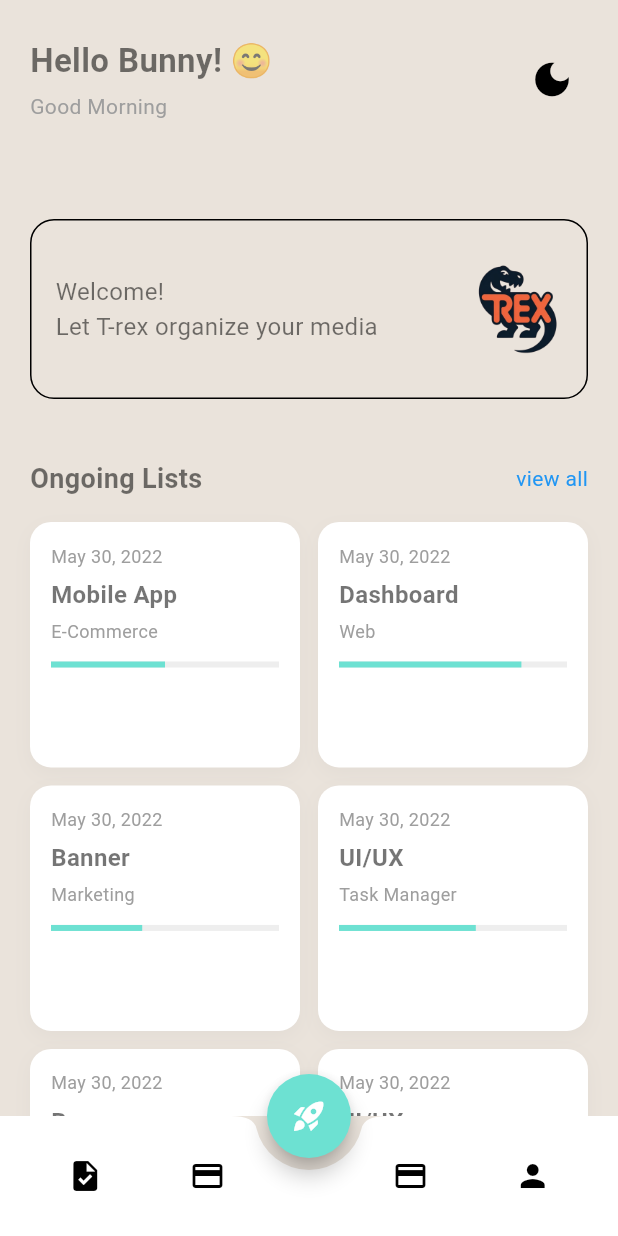
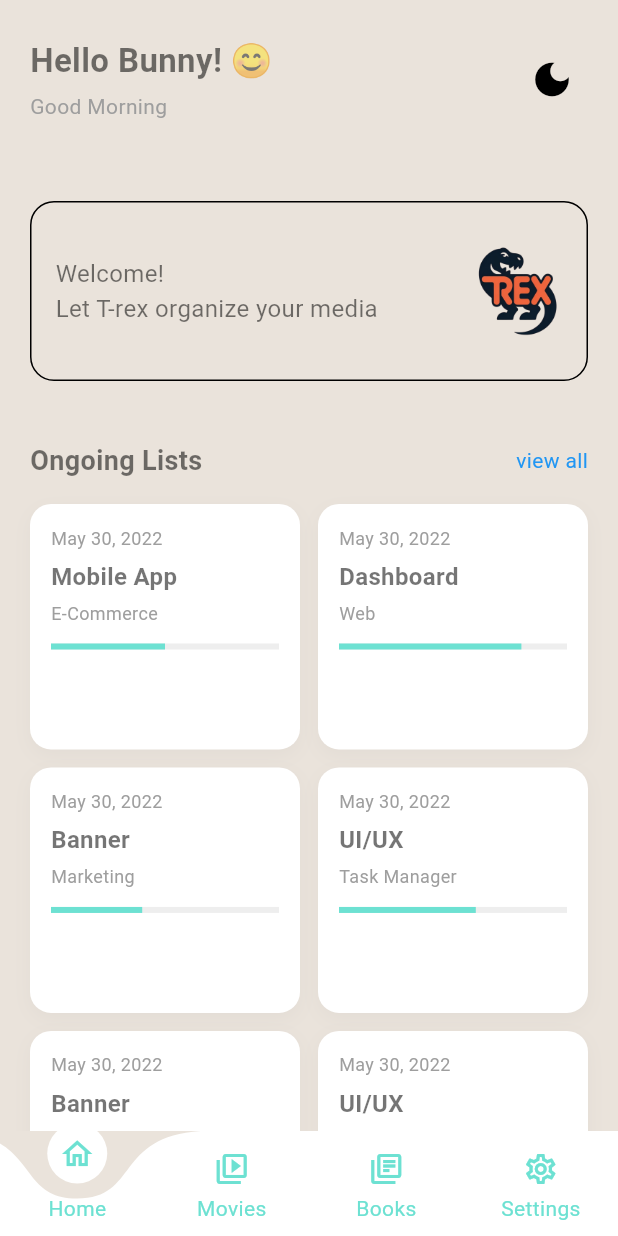
Before and after one commit to oli-mac/trex, a Flutter app: the HomeView screen opened by its route, on a phone screen of 412 x 824 dp. Run offline on Flutter 3.47's test engine with Material 3 defaults, Android fonts, the phone set to English and light mode, and no system bars; drawn by our look-alikes of curved_labeled_navigation_bar; our stand-ins replace carousel_slider, connectivity_plus, get, get_storage, loading_animation_widget; accounts and stored records are empty.

Commit message:
navigation |#9| bottom navigation complete

```diff
--- a/lib/app/modules/home/views/home_view.dart
+++ b/lib/app/modules/home/views/home_view.dart
@@ -1,9 +1,13 @@
+import 'package:curved_labeled_navigation_bar/curved_navigation_bar.dart';
+import 'package:curved_labeled_navigation_bar/curved_navigation_bar_item.dart';
 import 'package:get/get.dart';
 import 'package:flutter/material.dart';
 import 'package:trex/app/modules/home/views/components/header_section.dart';
 import 'package:trex/app/modules/home/views/components/welcome_banner.dart';
 import 'package:trex/app/modules/home/views/components/bottom_navigation.dart';
 import 'package:trex/app/modules/home/views/components/ongoing_projects_grid.dart';
+import 'package:trex/app/modules/navigation/controllers/navigation_controller.dart';
+import 'package:trex/app/modules/navigation/views/navigation_view.dart';
 
 import '../controllers/home_controller.dart';
 
@@ -12,16 +16,8 @@ class HomeView extends GetView<HomeController> {
 
   @override
   Widget build(BuildContext context) {
-    return Scaffold(
-      floatingActionButton: FloatingActionButton(
-        onPressed: () {},
-        child: const Icon(Icons.rocket_launch),
-        shape: const CircleBorder(),
-      ),
-      floatingActionButtonLocation: FloatingActionButtonLocation.centerDocked,
-      floatingActionButtonAnimator: FloatingActionButtonAnimator.scaling,
-      bottomNavigationBar: const BottomNavigation(),
-      body: SafeArea(
+    return MainScaffold(
+      child: SafeArea(
         child: SingleChildScrollView(
           padding: const EdgeInsets.only(bottom: 20),
           child: Column(
@@ -32,8 +28,6 @@ class HomeView extends GetView<HomeController> {
                 greeting: 'Good Morning',
               ),
               SizedBox(height: 8),
-              // SearchBar(),
-              SizedBox(height: 12),
               WelcomeBanner(
                 message: "Welcome!\nLet T-rex organize your media",
               ),
--- /dev/null
+++ b/lib/app/modules/navigation/views/navigation_view.dart
@@ -0,0 +1,63 @@
+import 'package:flutter/material.dart';
+import 'package:get/get.dart';
+import 'package:curved_labeled_navigation_bar/curved_navigation_bar.dart';
+import 'package:curved_labeled_navigation_bar/curved_navigation_bar_item.dart';
+import 'package:trex/app/modules/navigation/controllers/navigation_controller.dart';
+
+class MainScaffold extends StatelessWidget {
+  final Widget child;
+  const MainScaffold({super.key, required this.child});
+
+  @override
+  Widget build(BuildContext context) {
+    final controller = Get.find<BottomNavController>();
+
+    return Obx(() => Scaffold(
+          body: child,
+          bottomNavigationBar: CurvedNavigationBar(
+            key: GlobalKey(),
+            index: controller.selectedIndex.value,
+            backgroundColor: Colors.transparent,
+            items: const [
+              CurvedNavigationBarItem(
+                  child: Icon(
+                    Icons.home_outlined,
+                    color: Color(0xFF6DE1D2),
+                  ),
+                  label: 'Home',
+                  labelStyle: TextStyle(
+                    color: Color(0xFF6DE1D2),
+                  )),
+              CurvedNavigationBarItem(
+                  child: Icon(
+                    Icons.video_collection_outlined,
+                    color: Color(0xFF6DE1D2),
+                  ),
+                  label: 'Movies',
+                  labelStyle: TextStyle(
+                    color: Color(0xFF6DE1D2),
+                  )),
+              CurvedNavigationBarItem(
+                  child: Icon(
+                    Icons.my_library_books_outlined,
+                    color: Color(0xFF6DE1D2),
+                  ),
+                  label: 'Books',
+                  labelStyle: TextStyle(
+                    color: Color(0xFF6DE1D2),
+                  )),
+              CurvedNavigationBarItem(
+                  child: Icon(
+                    Icons.settings_outlined,
+                    color: Color(0xFF6DE1D2),
+                  ),
+                  label: 'Settings',
+                  labelStyle: TextStyle(
+                    color: Color(0xFF6DE1D2),
+                  )),
+            ],
+            onTap: controller.changeTab,
+          ),
+        ));
+  }
+}
--- a/lib/app/routes/app_pages.dart
+++ b/lib/app/routes/app_pages.dart
@@ -1,25 +1,31 @@
 import 'package:get/get.dart';
 
+import '../modules/bookshome/bindings/bookshome_binding.dart';
+import '../modules/bookshome/views/bookshome_view.dart';
+import '../modules/home/bindings/home_binding.dart';
 import '../modules/home/views/home_view.dart';
+import '../modules/movie_home/bindings/movie_home_binding.dart';
+import '../modules/movie_home/views/movie_home_view.dart';
+import '../modules/navigation/bindings/navigation_binding.dart';
+import '../modules/navigation/views/navigation_view.dart';
+import '../modules/setting/bindings/setting_binding.dart';
+import '../modules/setting/views/setting_view.dart';
+import '../modules/splash/bindings/splash_binding.dart';
+import '../modules/splash/views/splash_view.dart';
+import '../modules/theme/bindings/theme_binding.dart';
 import '../modules/theme/views/theme_view.dart';
-import '../modules/splash/views/splash_view.dart';
-import '../modules/home/bindings/home_binding.dart';
-import '../modules/theme/bindings/theme_binding.dart';
-import '../modules/splash/bindings/splash_binding.dart';
-import '../modules/movie_home/views/movie_home_view.dart';
-import '../modules/movie_home/bindings/movie_home_binding.dart';
 
 part 'app_routes.dart';
 
 class AppPages {
   AppPages._();
 
-  static const INITIAL = Routes.MOVIE_HOME;
+  static const INITIAL = Routes.SPLASH;
 
   static final routes = [
     GetPage(
       name: _Paths.HOME,
-      page: () => const HomeView(),
+      page: () => HomeView(),
       binding: HomeBinding(),
     ),
     GetPage(
@@ -37,5 +43,20 @@ class AppPages {
       page: () => const MovieHomeView(),
       binding: MovieHomeBinding(),
     ),
+    GetPage(
+      name: _Paths.BOOKSHOME,
+      page: () => const BookshomeView(),
+      binding: BookshomeBinding(),
+    ),
+    // GetPage(
+    //   name: _Paths.NAVIGATION,
+    //   page: () => const NavigationView(),
+    //   binding: NavigationBinding(),
+    // ),
+    GetPage(
+      name: _Paths.SETTING,
+      page: () => const SettingView(),
+      binding: SettingBinding(),
+    ),
   ];
 }
--- a/lib/app/routes/app_routes.dart
+++ b/lib/app/routes/app_routes.dart
@@ -7,6 +7,9 @@ abstract class Routes {
   static const SPLASH = _Paths.SPLASH;
   // static const THEME = _Paths.THEME;
   static const MOVIE_HOME = _Paths.MOVIE_HOME;
+  static const BOOKSHOME = _Paths.BOOKSHOME;
+  static const NAVIGATION = _Paths.NAVIGATION;
+  static const SETTING = _Paths.SETTING;
 }
 
 abstract class _Paths {
@@ -15,4 +18,7 @@ abstract class _Paths {
   static const SPLASH = '/splash';
   // static const THEME = '/theme';
   static const MOVIE_HOME = '/movie-home';
+  static const BOOKSHOME = '/bookshome';
+  static const NAVIGATION = '/navigation';
+  static const SETTING = '/setting';
 }
--- a/lib/main.dart
+++ b/lib/main.dart
@@ -1,5 +1,6 @@
 import 'package:get/get.dart';
 import 'package:flutter/material.dart';
+import 'package:trex/app/modules/navigation/controllers/navigation_controller.dart';
 import 'package:trex/app/routes/app_pages.dart';
 import 'package:trex/app/config/config_service.dart';
 import 'package:trex/app/config/connection_service.dart';
@@ -14,6 +15,7 @@ void main() async {
   await Get.putAsync(() => ConfigService().init());
   await Get.putAsync(() => ConnectionService().init());
   Get.put(ThemeController()); // Add Theme Controller
+  Get.put(BottomNavController());
 
   runApp(MyApp());
 }
--- a/pubspec.yaml
+++ b/pubspec.yaml
@@ -56,6 +56,7 @@ dependencies:
   # https://pub:dev/packages/carousel_slider/install:
   # A carousel slider widget, support infinite scroll and custom child widget.
   carousel_slider: ^5.0.0
+  curved_labeled_navigation_bar: ^2.0.6
 
 
 
```
Also changed, not shown: lib/app/modules/bookshome/bindings/bookshome_binding.dart (added, +12 -0 lines), lib/app/modules/bookshome/controllers/bookshome_controller.dart (added, +23 -0 lines), lib/app/modules/bookshome/views/bookshome_view.dart (added, +27 -0 lines), lib/app/modules/movie_home/views/movie_home_view.dart (+24 -9 lines), lib/app/modules/navigation/bindings/navigation_binding.dart (added, +12 -0 lines), lib/app/modules/navigation/controllers/navigation_controller.dart (added, +24 -0 lines), lib/app/modules/setting/bindings/setting_binding.dart (added, +12 -0 lines), lib/app/modules/setting/controllers/setting_controller.dart (added, +23 -0 lines), lib/app/modules/setting/views/setting_view.dart (added, +27 -0 lines), pubspec.lock.
